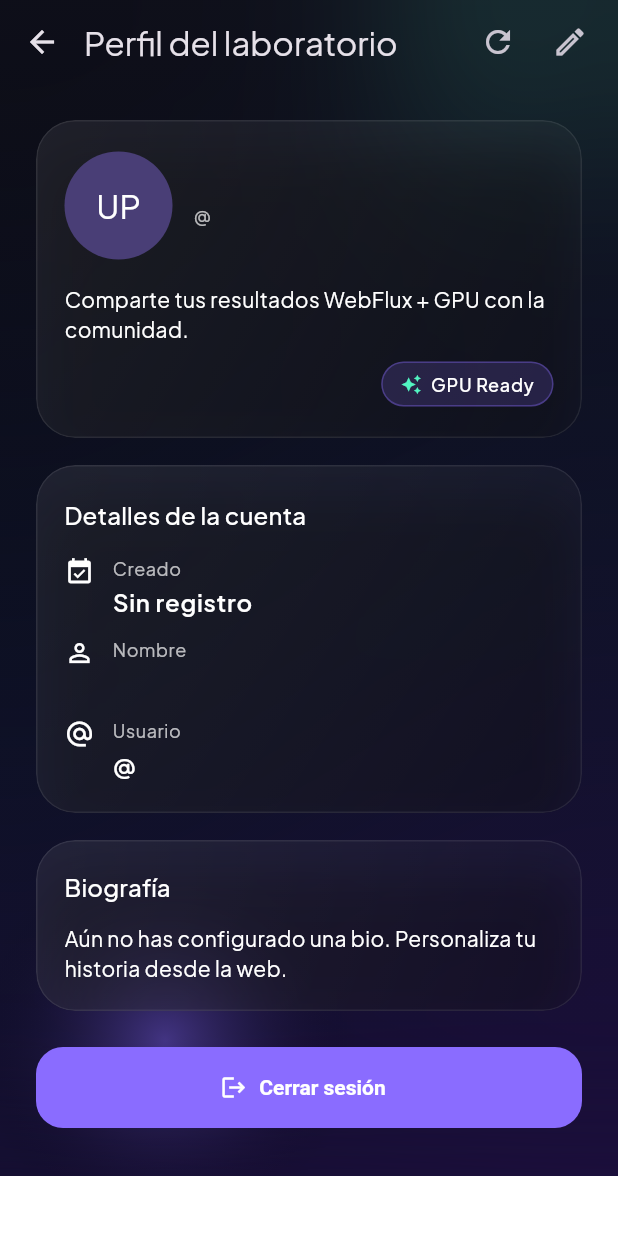
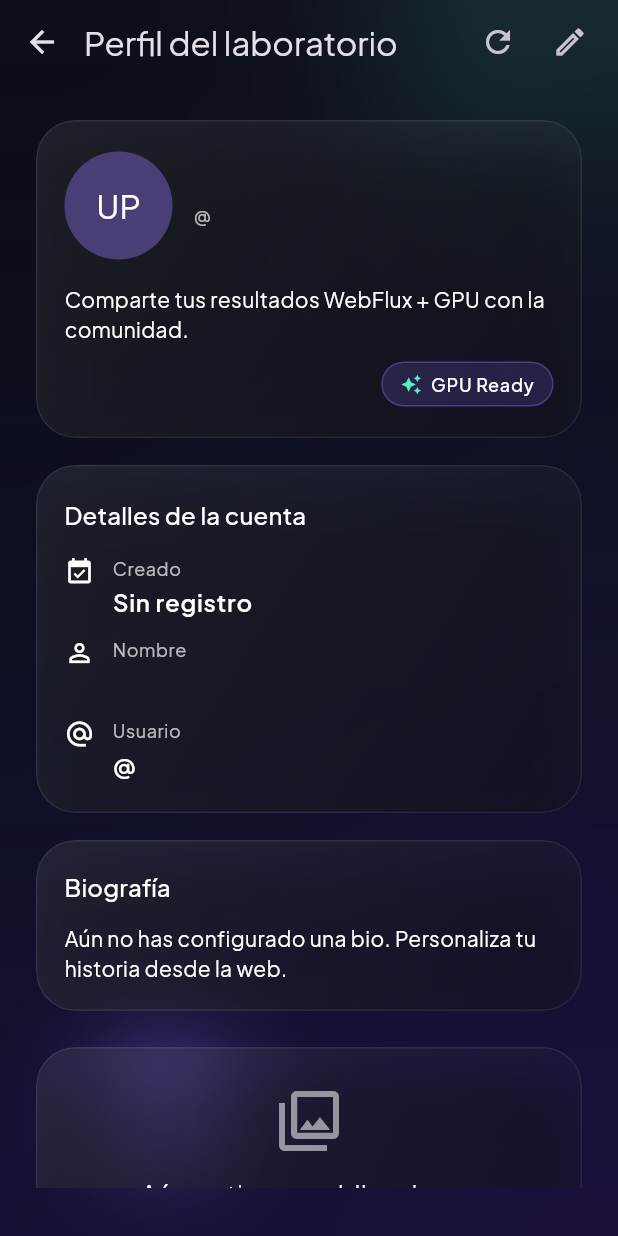
Before and after one commit to Jorgemrqz/upsglam_mobile, a Flutter app: the ProfileView screen opened by its route, on a phone screen of 412 x 824 dp. Run offline on Flutter 3.47's test engine with Material 3 defaults, Android fonts, the phone set to English and light mode, and no system bars; our stand-ins replace cloud_firestore, firebase_core, google_fonts, image_picker, shared_preferences; accounts and stored records are empty.

Commit message:
feat: Implement post management service and user profile view.

```diff
--- a/lib/views/profile/profile_view.dart
+++ b/lib/views/profile/profile_view.dart
@@ -1,8 +1,10 @@
 import 'dart:convert';
 
 import 'package:flutter/material.dart';
+import 'package:upsglam_mobile/models/post.dart';
 import 'package:upsglam_mobile/models/profile.dart';
 import 'package:upsglam_mobile/services/auth_service.dart';
+import 'package:upsglam_mobile/services/post_service.dart';
 import 'package:upsglam_mobile/theme/upsglam_theme.dart';
 import 'package:upsglam_mobile/views/auth/login_view.dart';
 import 'package:upsglam_mobile/views/profile/edit_profile_view.dart';
@@ -20,8 +22,12 @@ class ProfileView extends StatefulWidget {
 
 class _ProfileViewState extends State<ProfileView> {
   final AuthService _authService = AuthService.instance;
+  final PostService _postService = PostService.instance;
 
   ProfileModel? _profile;
+  List<PostModel> _userPosts = [];
+  bool _postsLoading = false;
+
   String? _email;
   bool _loading = true;
 
@@ -41,12 +47,38 @@ class _ProfileViewState extends State<ProfileView> {
       _email = email;
       _loading = false;
     });
+
+    if (profile != null) {
+      _loadUserPosts(profile.id);
+    }
+  }
+
+  Future<void> _loadUserPosts(String userId) async {
+    if (!mounted) return;
+    setState(() => _postsLoading = true);
+    try {
+      final posts = await _postService.fetchPostsByUser(userId);
+      if (!mounted) return;
+      setState(() {
+        _userPosts = posts;
+      });
+    } catch (_) {
+      // Manejo silencioso o snackbar
+    } finally {
+      if (mounted) {
+        setState(() => _postsLoading = false);
+      }
+    }
   }
 
   Future<void> _logout() async {
     await _authService.logout();
     if (!mounted) return;
-    Navigator.pushNamedAndRemoveUntil(context, LoginView.routeName, (_) => false);
+    Navigator.pushNamedAndRemoveUntil(
+      context,
+      LoginView.routeName,
+      (_) => false,
+    );
   }
 
   Future<void> _openEditProfile() async {
@@ -119,6 +151,8 @@ class _ProfileViewState extends State<ProfileView> {
           else
             _buildBioPanel(profile, textTheme),
           const SizedBox(height: 24),
+          _buildUserPostsGrid(textTheme),
+          const SizedBox(height: 24),
           FilledButton.icon(
             onPressed: _logout,
             icon: const Icon(Icons.logout),
@@ -129,7 +163,12 @@ class _ProfileViewState extends State<ProfileView> {
     );
   }
 
-  Widget _buildHeader(ProfileModel profile, TextTheme textTheme, Color primary, Color accent) {
+  Widget _buildHeader(
+    ProfileModel profile,
+    TextTheme textTheme,
+    Color primary,
+    Color accent,
+  ) {
     final avatarImage = _resolveAvatarImage(profile);
     return GlassPanel(
       padding: const EdgeInsets.symmetric(horizontal: 18, vertical: 20),
@@ -153,12 +192,16 @@ class _ProfileViewState extends State<ProfileView> {
                   children: [
                     Text(
                       profile.name,
-                      style: textTheme.titleLarge?.copyWith(fontWeight: FontWeight.w700),
+                      style: textTheme.titleLarge?.copyWith(
+                        fontWeight: FontWeight.w700,
+                      ),
                     ),
                     const SizedBox(height: 6),
                     Text(
                       '@${profile.username}',
-                      style: textTheme.bodySmall?.copyWith(color: Colors.white70),
+                      style: textTheme.bodySmall?.copyWith(
+                        color: Colors.white70,
+                      ),
                     ),
                     const SizedBox(height: 4),
                     Text(
@@ -180,7 +223,11 @@ class _ProfileViewState extends State<ProfileView> {
           const SizedBox(height: 12),
           Align(
             alignment: Alignment.centerRight,
-            child: _GpuBadge(primary: primary, accent: accent, textTheme: textTheme),
+            child: _GpuBadge(
+              primary: primary,
+              accent: accent,
+              textTheme: textTheme,
+            ),
           ),
         ],
       ),
@@ -286,7 +333,10 @@ class _ProfileViewState extends State<ProfileView> {
             children: [
               const Icon(Icons.person_off_outlined, size: 48),
               const SizedBox(height: 16),
-              Text('Aún no hay un perfil vinculado', style: textTheme.titleMedium),
+              Text(
+                'Aún no hay un perfil vinculado',
+                style: textTheme.titleMedium,
+              ),
               const SizedBox(height: 8),
               Text(
                 'Inicia sesión nuevamente para sincronizar tu perfil del backend.',
@@ -306,6 +356,56 @@ class _ProfileViewState extends State<ProfileView> {
     );
   }
 
+  Widget _buildUserPostsGrid(TextTheme textTheme) {
+    if (_postsLoading) {
+      return const Center(child: CircularProgressIndicator.adaptive());
+    }
+
+    if (_userPosts.isEmpty) {
+      return GlassPanel(
+        padding: const EdgeInsets.all(24),
+        child: Center(
+          child: Column(
+            children: [
+              const Icon(
+                Icons.photo_library_outlined,
+                size: 48,
+                color: Colors.white54,
+              ),
+              const SizedBox(height: 12),
+              Text('Aún no tienes publicaciones', style: textTheme.bodyLarge),
+            ],
+          ),
+        ),
+      );
+    }
+
+    return GridView.builder(
+      physics: const NeverScrollableScrollPhysics(),
+      shrinkWrap: true,
+      gridDelegate: const SliverGridDelegateWithFixedCrossAxisCount(
+        crossAxisCount: 3,
+        crossAxisSpacing: 4,
+        mainAxisSpacing: 4,
+        childAspectRatio: 1,
+      ),
+      itemCount: _userPosts.length,
+      itemBuilder: (context, index) {
+        final post = _userPosts[index];
+        return GestureDetector(
+          onTap: () {
+            // TODO: Abrir detalle del post si se desea
+          },
+          child: Image.network(
+            post.imageUrl,
+            fit: BoxFit.cover,
+            errorBuilder: (_, __, ___) => Container(color: Colors.black12),
+          ),
+        );
+      },
+    );
+  }
+
   String _formatDate(DateTime? date) {
     if (date == null) return 'Sin registro';
     final local = date.toLocal();
@@ -316,7 +416,11 @@ class _ProfileViewState extends State<ProfileView> {
 }
 
 class _ProfileDetailRow extends StatelessWidget {
-  const _ProfileDetailRow({required this.icon, required this.label, required this.value});
+  const _ProfileDetailRow({
+    required this.icon,
+    required this.label,
+    required this.value,
+  });
 
   final IconData icon;
   final String label;
@@ -334,9 +438,17 @@ class _ProfileDetailRow extends StatelessWidget {
           child: Column(
             crossAxisAlignment: CrossAxisAlignment.start,
             children: [
-              Text(label, style: textTheme.bodySmall?.copyWith(color: Colors.white70)),
+              Text(
+                label,
+                style: textTheme.bodySmall?.copyWith(color: Colors.white70),
+              ),
               const SizedBox(height: 2),
-              Text(value, style: textTheme.bodyLarge?.copyWith(fontWeight: FontWeight.w600)),
+              Text(
+                value,
+                style: textTheme.bodyLarge?.copyWith(
+                  fontWeight: FontWeight.w600,
+                ),
+              ),
             ],
           ),
         ),
@@ -346,7 +458,11 @@ class _ProfileDetailRow extends StatelessWidget {
 }
 
 class _GpuBadge extends StatelessWidget {
-  const _GpuBadge({required this.primary, required this.accent, required this.textTheme});
+  const _GpuBadge({
+    required this.primary,
+    required this.accent,
+    required this.textTheme,
+  });
 
   final Color primary;
   final Color accent;
```
Also changed, not shown: lib/services/post_service.dart (+65 -26 lines).
